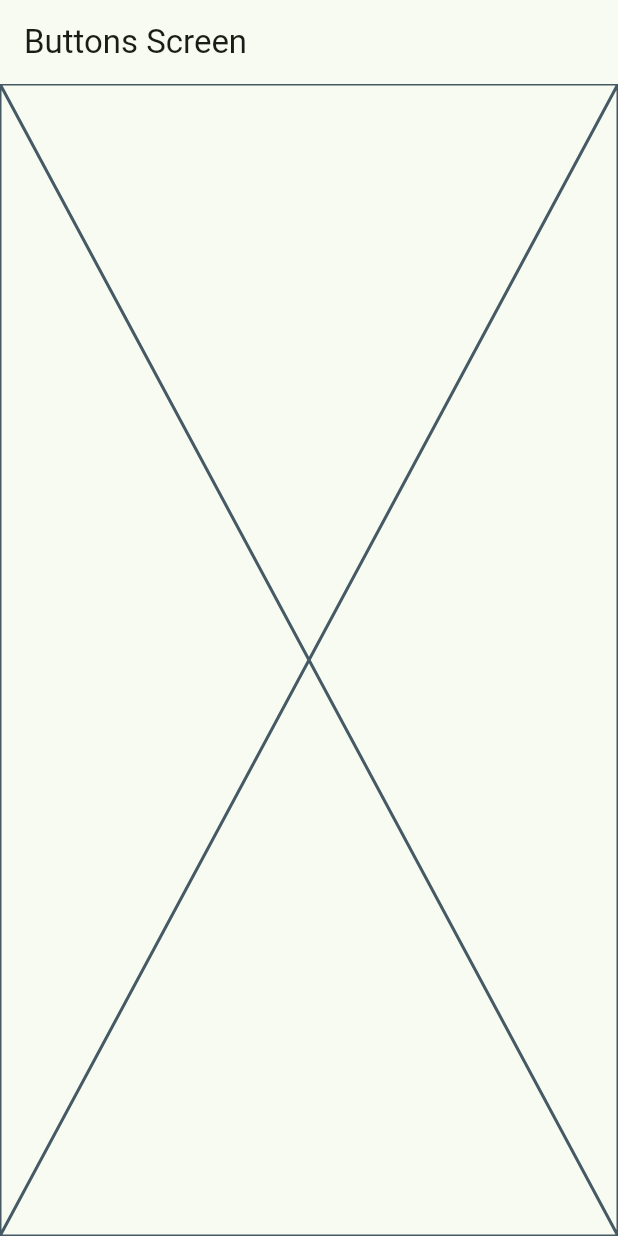
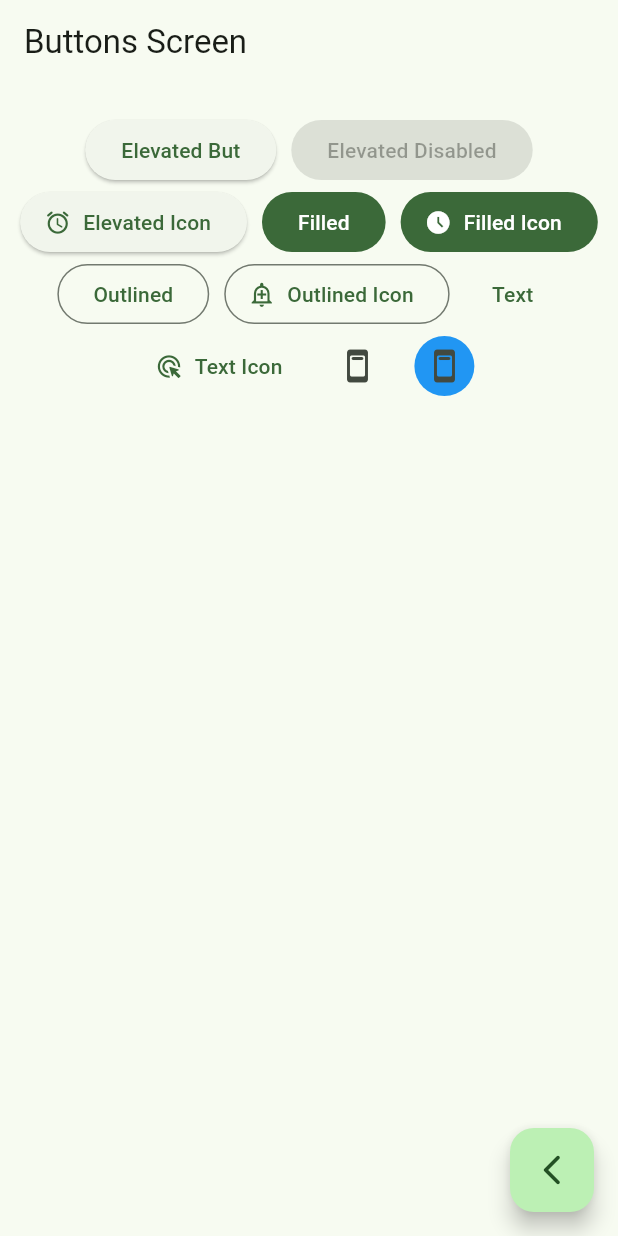
Before and after one commit to wildzek/widgets_app, a Flutter app: the ButtonsScreen screen opened by its route, on a phone screen of 412 x 824 dp. Run offline on Flutter 3.47's test engine with Material 3 defaults, Android fonts, the phone set to English and light mode, and no system bars; our stand-ins replace go_router.

Commit message:
New buttons created on the buttons screen

```diff
--- a/widgets_app/lib/presentation/screens/buttons/buttons_screen.dart
+++ b/widgets_app/lib/presentation/screens/buttons/buttons_screen.dart
@@ -1,4 +1,5 @@
 import 'package:flutter/material.dart';
+import 'package:go_router/go_router.dart';
 
 class ButtonsScreen extends StatelessWidget {
   static const name = 'buttons_screen';
@@ -10,7 +11,66 @@ class ButtonsScreen extends StatelessWidget {
       appBar: AppBar(
         title: const Text('Buttons Screen'),
       ),
-      body: const Placeholder(),
+      body: const _ButtonsView(),
+      floatingActionButton: FloatingActionButton(
+        child: const Icon(Icons.arrow_back_ios_new_rounded),
+        onPressed: () {
+          context.pop();
+        },
+      ),
     );
   }
 }
+
+class _ButtonsView extends StatelessWidget {
+  const _ButtonsView();
+
+
+  @override
+  Widget build(BuildContext context) {
+    final colors = Theme.of(context).colorScheme;
+    return SizedBox(
+      width: double.infinity,
+      child: Padding(
+        padding: const EdgeInsets.symmetric(horizontal: 10, vertical: 20),
+        child: Wrap(
+          spacing: 10,
+          alignment: WrapAlignment.center,
+          children: [
+            ElevatedButton(onPressed: () {}, child: const Text('Elevated But')),
+            const ElevatedButton(
+                onPressed: null, child: Text('Elevated Disabled')),
+            ElevatedButton.icon(
+                onPressed: () {},
+                icon: const Icon(Icons.access_alarm_rounded),
+                label: const Text('Elevated Icon')),
+            FilledButton(onPressed: () {}, child: const Text('Filled')),
+            FilledButton.icon(
+              onPressed: () {},
+              icon: const Icon(Icons.access_time_filled_outlined),
+              label: const Text('Filled Icon'),
+            ),
+            OutlinedButton(onPressed: () {}, child: const Text('Outlined')),
+            OutlinedButton.icon(
+                onPressed: () {},
+                icon: const Icon(Icons.add_alert_outlined),
+                label: const Text('Outlined Icon')),
+            TextButton(onPressed: () {}, child: const Text('Text')),
+            TextButton.icon(
+                onPressed: () {},
+                label: const Text('Text Icon'),
+                icon: const Icon(Icons.ads_click_rounded)),
+            IconButton(
+                onPressed: () {}, icon: const Icon(Icons.ad_units_rounded)),
+            IconButton(
+                onPressed: () {},
+                icon: const Icon(Icons.ad_units_rounded),
+                style: ButtonStyle(
+                  backgroundColor: MaterialStatePropertyAll(Colors.blue),
+                )),
+          ],
+        ),
+      ),
+    );
+  }
+}
```
